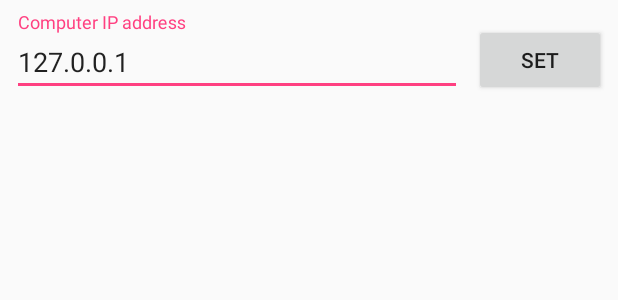
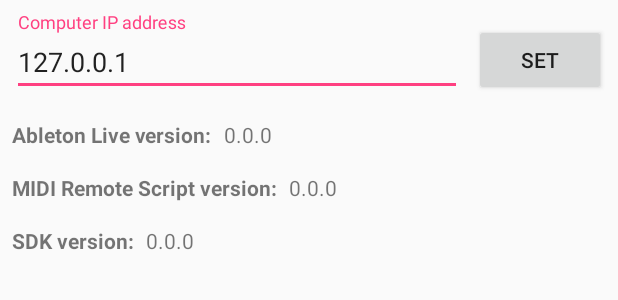
Before and after one commit to ArthurVimond/oscleton-android-sdk, an Android app: the layout activity_configuration.xml on its own in the app's theme, with its tools: preview values and no code run, on a phone screen of 412 x 824 dp. Shown: the top 300 px of the screen. Run offline under Robolectric (Android 15) with nearby library versions, the phone set to English and light mode, and no system bars.

Commit message:
feat(sample): implement live, script and sdk versions UI examples

```diff
--- a/sample/src/main/java/fr/arthurvimond/oscletonsdk/sample/configuration/ConfigurationViewModel.kt
+++ b/sample/src/main/java/fr/arthurvimond/oscletonsdk/sample/configuration/ConfigurationViewModel.kt
@@ -1,12 +1,23 @@
 package fr.arthurvimond.oscletonsdk.sample.configuration
 
+import android.arch.lifecycle.LiveData
+import android.arch.lifecycle.LiveDataReactiveStreams
 import android.arch.lifecycle.ViewModel
 import android.databinding.ObservableField
 import fr.arthurvimond.oscletonsdk.OscletonSDK
+import io.reactivex.BackpressureStrategy
 
 class ConfigurationViewModel : ViewModel() {
 
     val computerIPAddress: ObservableField<String> = ObservableField("")
+
+    val liveVersion: LiveData<String> = LiveDataReactiveStreams.fromPublisher(
+            OscletonSDK.instance.config.liveVersion.toFlowable(BackpressureStrategy.LATEST))
+
+    val scriptVersion: LiveData<String> = LiveDataReactiveStreams.fromPublisher(
+            OscletonSDK.instance.config.scriptVersion.toFlowable(BackpressureStrategy.LATEST))
+
+    val sdkVersion: ObservableField<String> = ObservableField(OscletonSDK.instance.config.sdkVersion)
 
     fun setComputerIPAddress() {
         val computerIP = computerIPAddress.get()
--- a/sample/src/main/res/layout/activity_configuration.xml
+++ b/sample/src/main/res/layout/activity_configuration.xml
@@ -21,14 +21,14 @@
             android:layout_height="match_parent">
 
             <android.support.design.widget.TextInputLayout
-                android:id="@+id/textInputLayout"
+                android:id="@+id/computerIpAddressTextInputLayout"
                 android:layout_width="0dp"
                 android:layout_height="wrap_content"
                 android:layout_marginEnd="8dp"
                 android:layout_marginStart="8dp"
                 android:layout_marginTop="8dp"
                 android:hint="@string/computer_ip_address"
-                app:layout_constraintEnd_toStartOf="@+id/setComputerIPAddressButton"
+                app:layout_constraintEnd_toStartOf="@id/setComputerIPAddressButton"
                 app:layout_constraintStart_toStartOf="parent"
                 app:layout_constraintTop_toTopOf="parent">
 
@@ -47,10 +47,76 @@
                 android:layout_height="wrap_content"
                 android:layout_marginEnd="8dp"
                 android:layout_marginTop="16dp"
+                android:onClick="@{() -> viewModel.setComputerIPAddress()}"
                 android:text="@string/set"
-                android:onClick="@{() -> viewModel.setComputerIPAddress()}"
                 app:layout_constraintEnd_toEndOf="parent"
                 app:layout_constraintTop_toTopOf="parent" />
+
+            <TextView
+                android:id="@+id/liveVersionTitleTextView"
+                android:layout_width="0dp"
+                android:layout_height="wrap_content"
+                android:layout_marginStart="8dp"
+                android:layout_marginTop="16dp"
+                android:text="@string/ableton_live_version_title"
+                android:textStyle="bold"
+                app:layout_constraintStart_toStartOf="parent"
+                app:layout_constraintTop_toBottomOf="@id/computerIpAddressTextInputLayout" />
+
+            <TextView
+                android:id="@+id/liveVersionValueTextView"
+                android:layout_width="0dp"
+                android:layout_height="wrap_content"
+                android:layout_marginStart="8dp"
+                android:layout_marginTop="16dp"
+                android:text="@{viewModel.liveVersion}"
+                app:layout_constraintBaseline_toBaselineOf="@id/liveVersionTitleTextView"
+                app:layout_constraintStart_toEndOf="@id/liveVersionTitleTextView"
+                tools:text="0.0.0" />
+
+            <TextView
+                android:id="@+id/scriptVersionTitleTextView"
+                android:layout_width="0dp"
+                android:layout_height="wrap_content"
+                android:layout_marginStart="8dp"
+                android:layout_marginTop="16dp"
+                android:text="@string/midi_remote_script_version_title"
+                android:textStyle="bold"
+                app:layout_constraintStart_toStartOf="parent"
+                app:layout_constraintTop_toBottomOf="@id/liveVersionTitleTextView" />
+
+            <TextView
+                android:id="@+id/scriptVersionValueTextView"
+                android:layout_width="0dp"
+                android:layout_height="wrap_content"
+                android:layout_marginStart="8dp"
+                android:layout_marginTop="16dp"
+                android:text="@{viewModel.scriptVersion}"
+                app:layout_constraintBaseline_toBaselineOf="@id/scriptVersionTitleTextView"
+                app:layout_constraintStart_toEndOf="@id/scriptVersionTitleTextView"
+                tools:text="0.0.0" />
+
+            <TextView
+                android:id="@+id/sdkVersionTitleTextView"
+                android:layout_width="0dp"
+                android:layout_height="wrap_content"
+                android:layout_marginStart="8dp"
+                android:layout_marginTop="16dp"
+                android:text="@string/sdk_version_title"
+                android:textStyle="bold"
+                app:layout_constraintStart_toStartOf="parent"
+                app:layout_constraintTop_toBottomOf="@id/scriptVersionTitleTextView" />
+
+            <TextView
+                android:id="@+id/sdkVersionValueTextView"
+                android:layout_width="0dp"
+                android:layout_height="wrap_content"
+                android:layout_marginStart="8dp"
+                android:layout_marginTop="16dp"
+                android:text="@{viewModel.sdkVersion}"
+                app:layout_constraintBaseline_toBaselineOf="@id/sdkVersionTitleTextView"
+                app:layout_constraintStart_toEndOf="@id/sdkVersionTitleTextView"
+                tools:text="0.0.0" />
 
         </android.support.constraint.ConstraintLayout>
 
--- a/sample/src/main/res/values/strings.xml
+++ b/sample/src/main/res/values/strings.xml
@@ -14,11 +14,14 @@
 
     <!-- Receiver -->
     <string name="deviceParameter">Device parameter</string>
-    <string name="name_comma">Name:</string>
-    <string name="value_comma">Value:</string>
+    <string name="name_title">Name:</string>
+    <string name="value_title">Value:</string>
 
     <!-- Configuration -->
     <string name="computer_ip_address">Computer IP address</string>
     <string name="set">Set</string>
+    <string name="ableton_live_version_title">Ableton Live version:</string>
+    <string name="midi_remote_script_version_title">MIDI Remote Script version:</string>
+    <string name="sdk_version_title">SDK version:</string>
 
 </resources>
```
